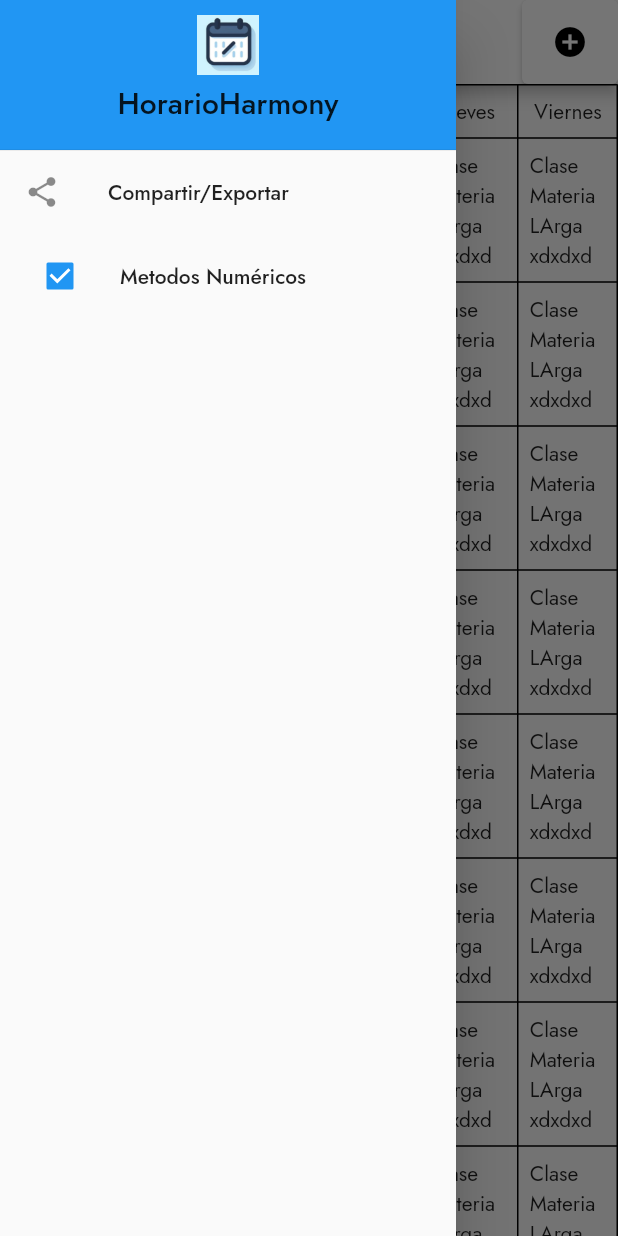
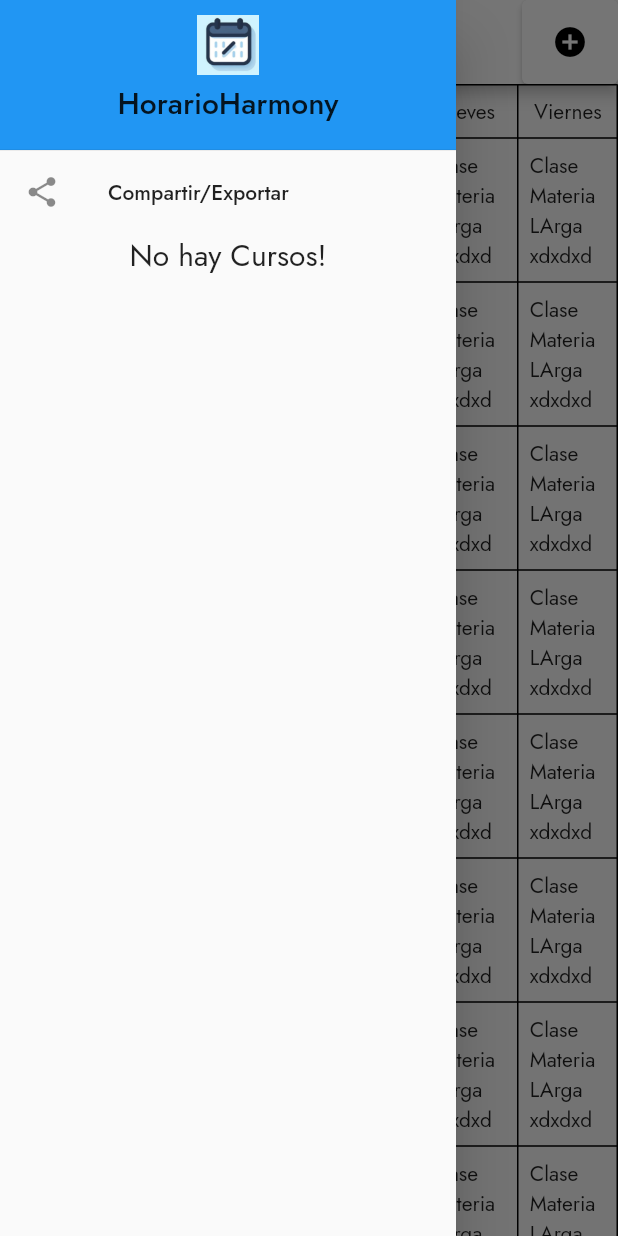
Before and after one commit to bryanhancco/CS_Scheduler, a Flutter app: the screen it shows after launch, with the side drawer open, on a phone screen of 412 x 824 dp. Run offline on Flutter 3.47's test engine with Material 2 defaults, Android fonts, the light colour scheme and no system bars; our stand-ins replace google_fonts, sqflite; accounts and stored records are empty.

Commit message:
Refactorizando el còdigo, modificando alggunos archivos

```diff
--- a/lib/utilities/create_shift_dialog_box.dart
+++ b/lib/utilities/create_shift_dialog_box.dart
@@ -1,6 +1,5 @@
 
 import 'package:flutter/material.dart';
-import 'package:scheduler/classes/models.dart';
 
 class CreateTurnoDialogBox extends StatefulWidget {
   final controllerTurnoLetra;
@@ -43,7 +42,7 @@ class _CreateTurnoDialogBoxState extends State<CreateTurnoDialogBox> {
             Container(
               alignment: Alignment.centerLeft,
               child: Text(
-                'Turno',
+                'Turno:',
               ),
             ),
             TextField(
@@ -56,7 +55,7 @@ class _CreateTurnoDialogBoxState extends State<CreateTurnoDialogBox> {
             Container(
               alignment: Alignment.centerLeft,
               child: Text(
-                'Turno',
+                'Docente:',
               ),
             ),
             TextField(
--- a/lib/utilities/drawer_courses.dart
+++ b/lib/utilities/drawer_courses.dart
@@ -1,6 +1,6 @@
-
 import 'package:flutter/material.dart';
 import 'package:scheduler/classes/models.dart';
+import 'package:scheduler/database/scheduler_database.dart';
 
 class MyDrawer extends StatefulWidget {
   @override
@@ -8,8 +8,6 @@ class MyDrawer extends StatefulWidget {
 }
 
 class _MyDrawerState extends State<MyDrawer> {
-  List<Curso> items = Curso.ejemplos;
-  List<bool> isChecked = List.generate(Curso.ejemplos.length, (index) => true);
 
   @override
   Widget build(BuildContext context) {
@@ -48,8 +46,19 @@ class _MyDrawerState extends State<MyDrawer> {
             leading: Icon(Icons.share),
             title: Text("Compartir/Exportar"),
           ),
-          for (int index = 0; index < items.length; index++)
-            ListTile(
+          // = List.generate(Curso.ejemplos.length, (index) => true);
+          Container(
+            child: FutureBuilder(
+              future: SchedulerDatabase.instance.getAllCursos(),
+              builder: (BuildContext context, AsyncSnapshot<List<Curso>> snapshot) {
+                if (snapshot.hasData) {
+                List<Curso> items = snapshot.data!;
+                List<bool> isChecked = List.generate(Curso.ejemplos.length, (index) => true);;
+                return items.isEmpty
+                  ? Center(child: Text("No hay Cursos!", style: TextStyle(fontSize: 20),))
+                  : ListView.separated(
+                    itemBuilder: (BuildContext context, int index) {
+                      return ListTile(
                         title: Text(items[index].CurNom),
                         leading: Checkbox(
                           value: isChecked[index],
@@ -59,7 +68,22 @@ class _MyDrawerState extends State<MyDrawer> {
                             });
                           },
                         ),
+                      );
+                    },
+                    separatorBuilder: (BuildContext context, int index) => Divider(
+                      height: 5,
                     ),
+                    itemCount: items.length,
+                  );
+                }
+                else {
+                  return const Center(
+                    child: Text("No se han ingresado cursos!", style: TextStyle(fontSize: 20),),
+                  );
+                }
+              }
+            ),
+          )
         ],
       ),
     );
```
Also changed, not shown: lib/utilities/detail_shift.dart (added, +48 -0 lines), lib/utilities/shifts_tile.dart (+12 -10 lines). Lines whose indentation alone changed are shown as unchanged.
